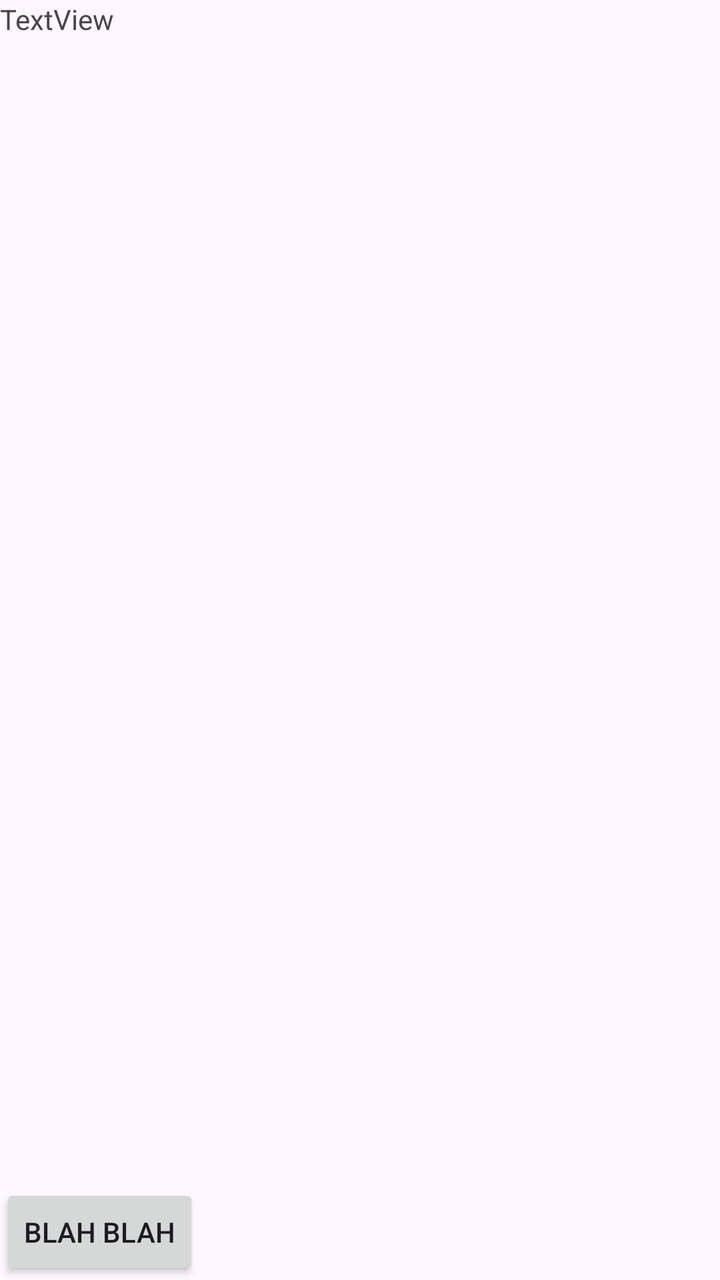
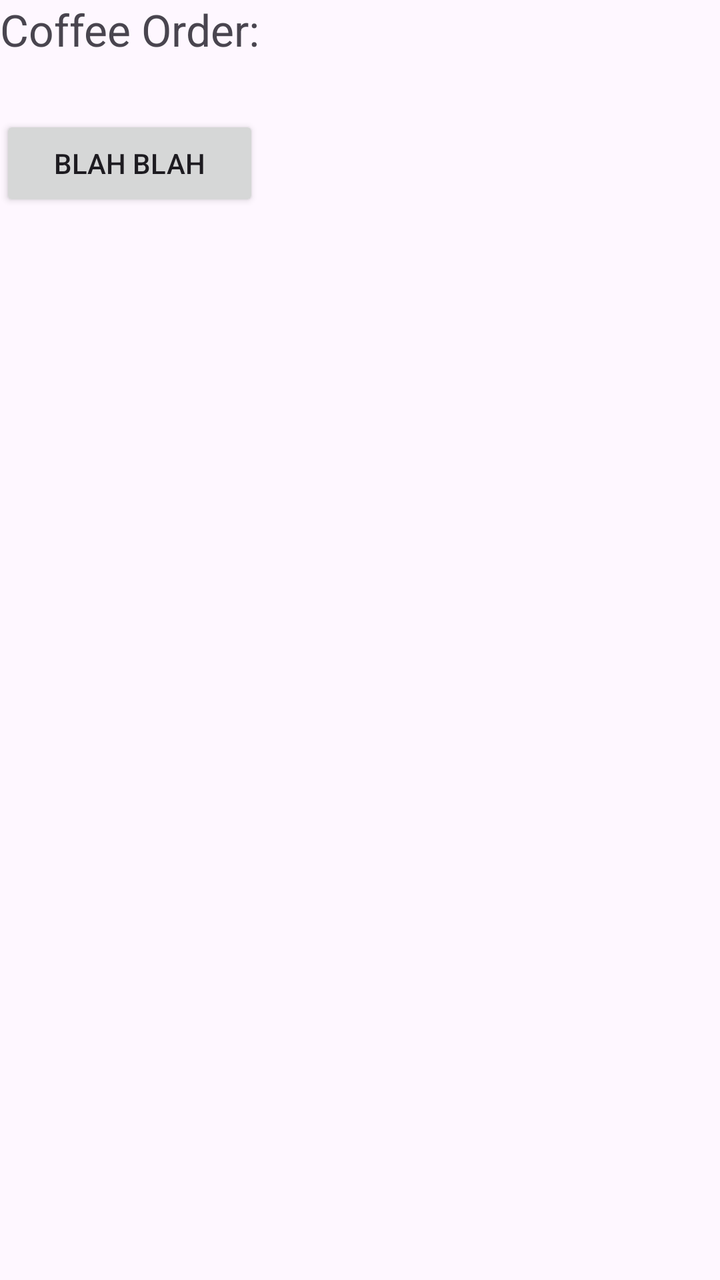

The first picture is an Android layout as it rendered before a commit; the second is the same layout after the commit. The layout source and the unified diff follow.
<!-- AndroidManifest.xml: application theme Theme.CampusCoffeeOrder -->
<!-- res/layout/activity_table.xml -->
<?xml version="1.0" encoding="utf-8"?>
<TableLayout xmlns:android="http://schemas.android.com/apk/res/android"
    android:layout_width="match_parent"
    android:layout_height="match_parent"
    android:id="@+id/main"
    android:stretchColumns="1"
    >


    <TextView
        android:id="@+id/textView"
        android:layout_width="wrap_content"
        android:layout_height="wrap_content"
        android:layout_weight="1"
        android:text="TextView" />
    <TableRow>
        <Button
            android:id="@+id/testButton"
            android:layout_width="wrap_content"
            android:layout_height="wrap_content"
            android:layout_marginTop="12dp"
            android:text="Blah Blah"
            />


    </TableRow>


</TableLayout>
<!-- resources referenced by this layout -->
<resources>
  <style name="Theme.CampusCoffeeOrder" parent="Base.Theme.CampusCoffeeOrder" />
  <style name="Base.Theme.CampusCoffeeOrder" parent="Theme.Material3.DayNight.NoActionBar">
          
          
      </style>
</resources>

<!-- the commit's change to res/layout/activity_table.xml (unified diff, before → after) -->
@@ -6,21 +6,33 @@
     android:stretchColumns="1"
     >
 
+    <TableRow>
+        <TextView
+            android:id="@+id/coffeeTitle"
+            android:layout_width="wrap_content"
+            android:layout_height="wrap_content"
+            android:layout_weight="1"
+            android:text="Coffee Order:"
+            android:textSize="22dp"/>
+    </TableRow>
+    <TableRow>
+        <TextView
+            android:id="@+id/coffeePrint"
+            android:layout_width="wrap_content"
+            android:layout_height="wrap_content"
+            android:layout_weight="1"
+            android:textSize="12dp"/>
+    </TableRow>
+    <TableRow
+        android:layout_width="match_parent"
+        android:layout_height="match_parent">
 
-    <TextView
-        android:id="@+id/textView"
-        android:layout_width="wrap_content"
-        android:layout_height="wrap_content"
-        android:layout_weight="1"
-        android:text="TextView" />
-    <TableRow>
         <Button
             android:id="@+id/testButton"
             android:layout_width="wrap_content"
             android:layout_height="wrap_content"
             android:layout_marginTop="12dp"
-            android:text="Blah Blah"
-            />
+            android:text="Blah Blah" />
 
 
     </TableRow>
